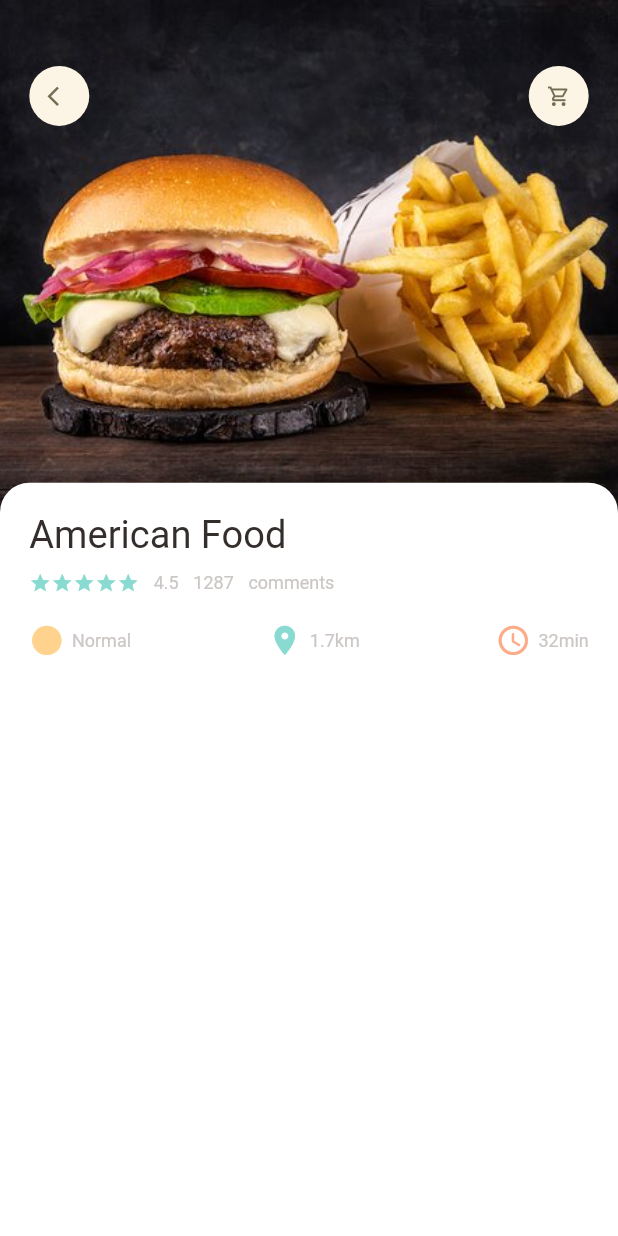
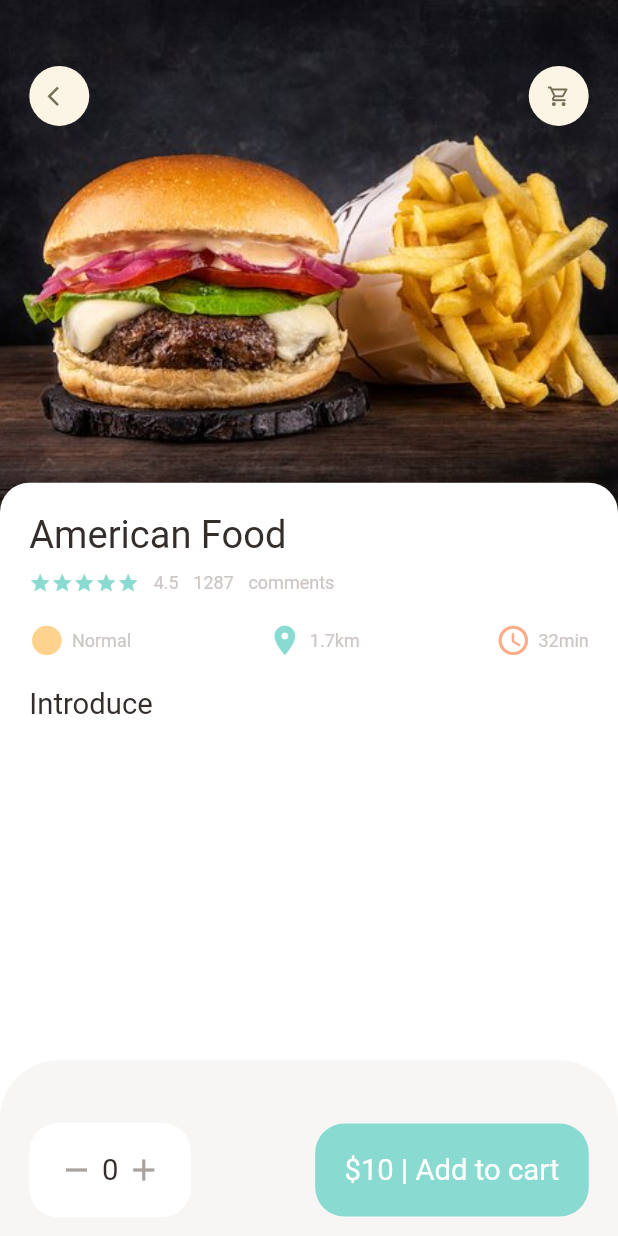
Before and after one commit to Seician/lucrare_licenta, a Flutter app: the screen it shows after launch, on a phone screen of 412 x 824 dp. Run offline on Flutter 3.47's test engine with Material 2 defaults, Android fonts, the phone set to English and light mode, and no system bars; our stand-ins replace dots_indicator, get; Roboto replaces fonts that are missing (OpenSans-Regular).

Commit message:
Adding bottom bar for Popular Food Page

```diff
--- a/lib/pages/food/popular_food_detail.dart
+++ b/lib/pages/food/popular_food_detail.dart
@@ -1,12 +1,15 @@
 import 'package:flutter/material.dart';
+import 'package:flutter_complete_guide/utils/colors.dart';
 import 'package:flutter_complete_guide/utils/dimensions.dart';
 import 'package:flutter_complete_guide/widgets/app_column.dart';
 import 'package:flutter_complete_guide/widgets/app_icon.dart';
+import 'package:flutter_complete_guide/widgets/big_text.dart';
 
 class PopularFoodDetail extends StatelessWidget {
   @override
   Widget build(BuildContext context) {
     return Scaffold(
+      backgroundColor: Colors.white,
       body: Stack(children: [
         Positioned(
             left: 0,
@@ -46,11 +49,77 @@ class PopularFoodDetail extends StatelessWidget {
                       topLeft: Radius.circular(Dimensions.radius20),
                     ),
                     color: Colors.white),
-              child: const AppColumn(
+                child: Column(
+                  crossAxisAlignment: CrossAxisAlignment.start,
+                  children: [
+                    const AppColumn(
                       text: "American Food",
                     ),
-            ))
+                    SizedBox(
+                      height: Dimensions.height20,
+                    ),
+                    BigText(text: "Introduce"),
+                  ],
+                )))
       ]),
+      bottomNavigationBar: Container(
+        height: Dimensions.bottomHeightBar,
+        padding: EdgeInsets.only(
+            top: Dimensions.height30,
+            left: Dimensions.width20,
+            right: Dimensions.width20),
+        decoration: BoxDecoration(
+          color: AppColors.buttonBackgroundColor,
+          borderRadius: BorderRadius.only(
+            topLeft: Radius.circular(Dimensions.radius20 * 2),
+            topRight: Radius.circular(Dimensions.radius20 * 2),
+          ),
+        ),
+        child: Row(
+          mainAxisAlignment: MainAxisAlignment.spaceBetween,
+          children: [
+            Container(
+              padding: EdgeInsets.only(
+                  top: Dimensions.height20,
+                  bottom: Dimensions.height20,
+                  left: Dimensions.width20,
+                  right: Dimensions.width20),
+              decoration: BoxDecoration(
+                  borderRadius: BorderRadius.circular(Dimensions.radius20),
+                  color: Colors.white),
+              child: Row(children: [
+                const Icon(Icons.remove, color: AppColors.signColor),
+                SizedBox(
+                  width: Dimensions.width10 / 2,
+                ),
+                BigText(text: "0"),
+                SizedBox(
+                  width: Dimensions.width10 / 2,
+                ),
+                const Icon(
+                  Icons.add,
+                  color: AppColors.signColor,
+                )
+              ]),
+            ),
+            Container(
+              padding: EdgeInsets.only(
+                  top: Dimensions.height20,
+                  bottom: Dimensions.height20,
+                  left: Dimensions.width20,
+                  right: Dimensions.width20),
+              decoration: BoxDecoration(
+                borderRadius: BorderRadius.circular(Dimensions.radius20),
+                color: AppColors.mainColor,
+              ),
+              child: BigText(
+                text: "\$10 | Add to cart",
+                color: Colors.white,
+              ),
+            ),
+          ],
+        ),
+      ),
     );
   }
 }
--- a/lib/utils/dimensions.dart
+++ b/lib/utils/dimensions.dart
@@ -42,4 +42,7 @@ class Dimensions {
 
   //popular food
   static double popularFoodImgSize = screenHeight / 2.41;
+
+  //bottom height
+  static double bottomHeightBar = screenHeight / 7.03;
 }
```
Lines whose indentation alone changed are shown as unchanged.
